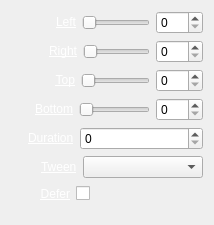
The window that trunk/Widgets/Inspector/InspectorCropWidget.ui (cambell-prince/casparcg-client) describes before a commit, drawn with Qt 5.
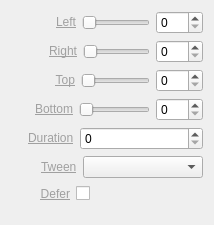
The same window after the commit.

```diff
--- a/trunk/Widgets/Inspector/InspectorCropWidget.ui
+++ b/trunk/Widgets/Inspector/InspectorCropWidget.ui
@@ -38,7 +38,7 @@
      <item>
       <widget class="QLabel" name="labelCropLeft">
        <property name="text">
-        <string>&lt;a href=&quot;Left&quot; style=&quot;color: white;&quot;&gt;Left&lt;/a&gt;</string>
+        <string>&lt;a href=&quot;Left&quot; style=&quot;color: #A0A0A0;&quot;&gt;Left&lt;/a&gt;</string>
        </property>
        <property name="alignment">
         <set>Qt::AlignRight|Qt::AlignTrailing|Qt::AlignVCenter</set>
@@ -85,7 +85,7 @@
      <item>
       <widget class="QLabel" name="labelCropTop">
        <property name="text">
-        <string>&lt;a href=&quot;Right&quot; style=&quot;color: white;&quot;&gt;Right&lt;/a&gt;</string>
+        <string>&lt;a href=&quot;Right&quot; style=&quot;color: #A0A0A0;&quot;&gt;Right&lt;/a&gt;</string>
        </property>
        <property name="alignment">
         <set>Qt::AlignRight|Qt::AlignTrailing|Qt::AlignVCenter</set>
@@ -132,7 +132,7 @@
      <item>
       <widget class="QLabel" name="labelCropRight">
        <property name="text">
-        <string>&lt;a href=&quot;Top&quot; style=&quot;color: white;&quot;&gt;Top&lt;/a&gt;</string>
+        <string>&lt;a href=&quot;Top&quot; style=&quot;color: #A0A0A0;&quot;&gt;Top&lt;/a&gt;</string>
        </property>
        <property name="alignment">
         <set>Qt::AlignRight|Qt::AlignTrailing|Qt::AlignVCenter</set>
@@ -179,7 +179,7 @@
      <item>
       <widget class="QLabel" name="labelCropBottom">
        <property name="text">
-        <string>&lt;a href=&quot;Bottom&quot; style=&quot;color: white;&quot;&gt;Bottom&lt;/a&gt;</string>
+        <string>&lt;a href=&quot;Bottom&quot; style=&quot;color: #A0A0A0;&quot;&gt;Bottom&lt;/a&gt;</string>
        </property>
        <property name="alignment">
         <set>Qt::AlignRight|Qt::AlignTrailing|Qt::AlignVCenter</set>
@@ -226,7 +226,7 @@
      <item>
       <widget class="QLabel" name="labelDuration">
        <property name="text">
-        <string>&lt;a href=&quot;Duration&quot; style=&quot;color: white;&quot;&gt;Duration&lt;/a&gt;</string>
+        <string>&lt;a href=&quot;Duration&quot; style=&quot;color: #A0A0A0;&quot;&gt;Duration&lt;/a&gt;</string>
        </property>
       </widget>
      </item>
@@ -266,7 +266,7 @@
      <item>
       <widget class="QLabel" name="labelEasing">
        <property name="text">
-        <string>&lt;a href=&quot;Tween&quot; style=&quot;color: white;&quot;&gt;Tween&lt;/a&gt;</string>
+        <string>&lt;a href=&quot;Tween&quot; style=&quot;color: #A0A0A0;&quot;&gt;Tween&lt;/a&gt;</string>
        </property>
       </widget>
      </item>
@@ -303,7 +303,7 @@
      <item>
       <widget class="QLabel" name="labelDefer">
        <property name="text">
-        <string>&lt;a href=&quot;Defer&quot; style=&quot;color: white;&quot;&gt;Defer&lt;/a&gt;</string>
+        <string>&lt;a href=&quot;Defer&quot; style=&quot;color: #A0A0A0;&quot;&gt;Defer&lt;/a&gt;</string>
        </property>
        <property name="alignment">
         <set>Qt::AlignRight|Qt::AlignTrailing|Qt::AlignVCenter</set>
```
